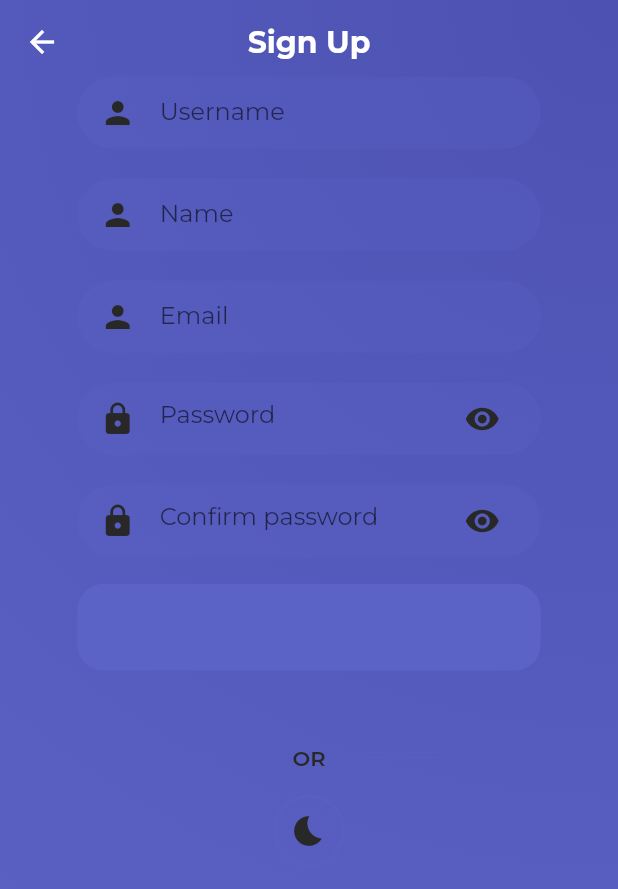
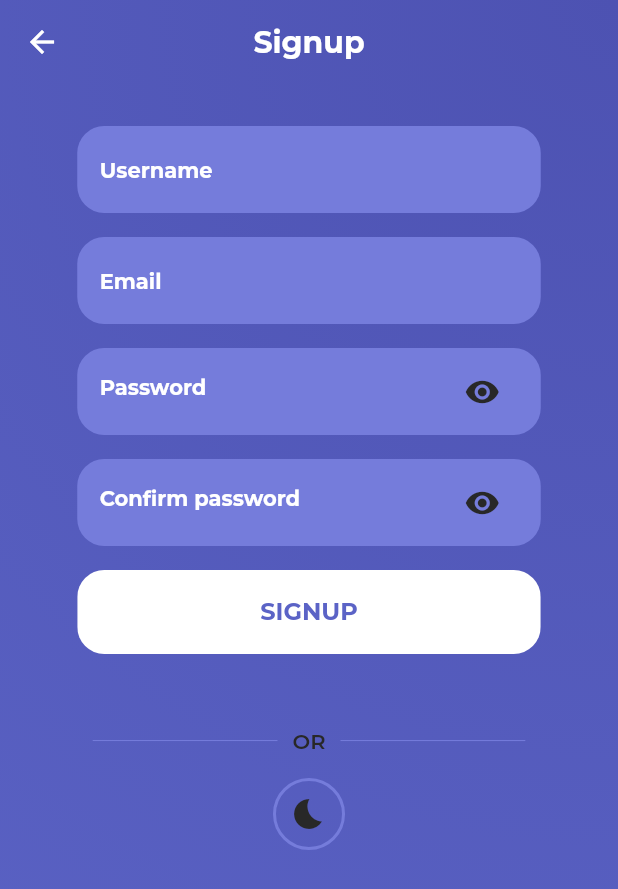
Before and after one commit to hipstertwix/skinstonks-mobile, a Flutter app: the SignupScreen screen opened directly, on a phone screen of 412 x 824 dp. Shown: the top 889 px of the screen. Run offline on Flutter 3.47's test engine with Material 2 defaults, Android fonts, the phone set to English and light mode, and no system bars; our stand-ins replace flutter_svg, google_fonts.

Commit message:
update to latest styling

```diff
--- a/lib/Screens/Login/components/body.dart
+++ b/lib/Screens/Login/components/body.dart
@@ -16,7 +16,7 @@ class Body extends StatelessWidget {
       child: SingleChildScrollView(
         child: Column(
           children: <Widget>[
-            SizedBox(height: statusBarHeight),
+            SizedBox(height: statusBarHeight + 20),
             LoginForm(),
             SizedBox(height: 10),
           ],
--- a/lib/Screens/Login/components/login_form.dart
+++ b/lib/Screens/Login/components/login_form.dart
@@ -24,7 +24,6 @@ class _LoginFormState extends State<LoginForm> {
         children: [
           RoundedInput(
             hintText: "Email",
-            icon: Icons.person,
             onchange: (value) {},
             controller: _email,
           ),
@@ -35,8 +34,8 @@ class _LoginFormState extends State<LoginForm> {
           ),
           RoundedButton(
             text: "LOGIN",
-            color: kPrimaryColor,
-            textColor: Colors.white,
+            color: Colors.white,
+            textColor: kPrimaryColor,
             press: () {},
           ),
         ],
--- a/lib/Screens/Login/login_screen.dart
+++ b/lib/Screens/Login/login_screen.dart
@@ -1,4 +1,5 @@
 import 'package:flutter/material.dart';
+import 'package:skinsstonks_mobile/common.dart';
 
 import 'components/body.dart';
 
@@ -7,15 +8,7 @@ class LoginScreen extends StatelessWidget {
   Widget build(BuildContext context) {
     return Scaffold(
       extendBodyBehindAppBar: true,
-      appBar: AppBar(
-        backgroundColor: Colors.transparent,
-        elevation: 0,
-        title: Text(
-          "Sign In",
-          style: TextStyle(fontWeight: FontWeight.bold),
-        ),
-        centerTitle: true,
-      ),
+      appBar: getSkinStonksAppBar("Login"),
       body: Body(),
     );
   }
--- a/lib/Screens/Signup/components/body.dart
+++ b/lib/Screens/Signup/components/body.dart
@@ -3,7 +3,6 @@ import 'package:flutter/rendering.dart';
 import 'package:skinsstonks_mobile/Screens/Login/login_screen.dart';
 import 'package:skinsstonks_mobile/Screens/Signup/components/register_form.dart';
 import 'package:skinsstonks_mobile/components/background.dart';
-import 'package:skinsstonks_mobile/components/have_account_check.dart';
 import 'package:skinsstonks_mobile/components/or_divider.dart';
 import 'package:skinsstonks_mobile/components/social_icon.dart';
 
@@ -15,13 +14,14 @@ class Body extends StatelessWidget {
   @override
   Widget build(BuildContext context) {
     Size size = MediaQuery.of(context).size;
+    double statusBarHeight = MediaQuery.of(context).padding.top;
     return Background(
       alignment: Alignment.topCenter,
       child: SingleChildScrollView(
         child: Column(
           mainAxisAlignment: MainAxisAlignment.center,
           children: <Widget>[
-            SizedBox(height: size.height * 0.05),
+            SizedBox(height: statusBarHeight + 20),
             RegisterForm(),
             SizedBox(height: size.height * 0.03),
             OrDivider(),
--- a/lib/Screens/Signup/components/register_form.dart
+++ b/lib/Screens/Signup/components/register_form.dart
@@ -12,7 +12,6 @@ class RegisterForm extends StatefulWidget {
 class _RegisterFormState extends State<RegisterForm> {
   final _formKey = GlobalKey<FormState>();
   TextEditingController _username = TextEditingController();
-  TextEditingController _name = TextEditingController();
   TextEditingController _email = TextEditingController();
   TextEditingController _password = TextEditingController();
   TextEditingController _confirmPassword = TextEditingController();
@@ -41,11 +40,6 @@ class _RegisterFormState extends State<RegisterForm> {
               onchange: (value) {},
               controller: _username),
           RoundedInput(
-            hintText: "Name",
-            onchange: (value) {},
-            controller: _name,
-          ),
-          RoundedInput(
             hintText: "Email",
             onchange: (value) {},
             controller: _email,
@@ -60,7 +54,12 @@ class _RegisterFormState extends State<RegisterForm> {
             onChanged: (value) {},
             controller: _confirmPassword,
           ),
-          RoundedButton(text: "SIGNUP", press: () {}, color: kPrimaryColor)
+          RoundedButton(
+            text: "SIGNUP",
+            press: () {},
+            color: Colors.white,
+            textColor: kPrimaryColor,
+          )
         ]));
   }
 }
--- a/lib/Screens/Signup/signup_screen.dart
+++ b/lib/Screens/Signup/signup_screen.dart
@@ -1,4 +1,5 @@
 import 'package:flutter/material.dart';
+import 'package:skinsstonks_mobile/common.dart';
 
 import 'components/body.dart';
 
@@ -7,15 +8,7 @@ class SignupScreen extends StatelessWidget {
   Widget build(BuildContext context) {
     return Scaffold(
       extendBodyBehindAppBar: true,
-      appBar: AppBar(
-        backgroundColor: Colors.transparent,
-        elevation: 0,
-        title: Text(
-          "Sign Up",
-          style: TextStyle(fontWeight: FontWeight.bold),
-        ),
-        centerTitle: true,
-      ),
+      appBar: getSkinStonksAppBar("Signup"),
       body: Body(),
     );
   }
--- /dev/null
+++ b/lib/common.dart
@@ -0,0 +1,13 @@
+import 'package:flutter/material.dart';
+
+AppBar getSkinStonksAppBar(String titleText) {
+  return AppBar(
+    backgroundColor: Colors.transparent,
+    elevation: 0,
+    title: Text(
+      titleText,
+      style: TextStyle(fontWeight: FontWeight.bold),
+    ),
+    centerTitle: true,
+  );
+}
--- a/lib/components/password_input.dart
+++ b/lib/components/password_input.dart
@@ -16,20 +16,29 @@ class PasswordField extends StatelessWidget {
 
   @override
   Widget build(BuildContext context) {
+    TextStyle textStyle = TextStyle(
+      fontSize: 14,
+      fontWeight: FontWeight.bold,
+      color: Colors.white,
+    );
+
     return TextFieldContainer(
-        child: TextFormField(
-      controller: controller,
-      onChanged: onChanged,
-      obscureText: true,
-      decoration: InputDecoration(
+      child: TextFormField(
+        controller: controller,
+        onChanged: onChanged,
+        obscureText: true,
+        style: textStyle,
+        decoration: InputDecoration(
           border: InputBorder.none,
           focusedBorder: InputBorder.none,
           enabledBorder: InputBorder.none,
           errorBorder: InputBorder.none,
           disabledBorder: InputBorder.none,
           hintText: hintText,
-          icon: Icon(Icons.lock, color: kPrimaryHeadingColor),
-          suffixIcon: Icon(Icons.visibility, color: kPrimaryHeadingColor)),
-    ));
+          hintStyle: textStyle,
+          suffixIcon: Icon(Icons.visibility, color: kPrimaryHeadingColor),
+        ),
+      ),
+    );
   }
 }
--- a/lib/components/rounded_button.dart
+++ b/lib/components/rounded_button.dart
@@ -33,7 +33,7 @@ class RoundedButton extends StatelessWidget {
           child: Text(
             text,
             style: TextStyle(
-                color: textColor, fontSize: 18, fontWeight: FontWeight.bold),
+                color: textColor, fontSize: 16, fontWeight: FontWeight.bold),
           ),
         ),
       ),
--- a/lib/components/rounded_input.dart
+++ b/lib/components/rounded_input.dart
@@ -4,31 +4,36 @@ import 'package:skinsstonks_mobile/constants.dart';
 
 class RoundedInput extends StatelessWidget {
   final String hintText;
-  final IconData icon;
   final ValueChanged<String> onchange;
   final TextEditingController controller;
 
   const RoundedInput(
       {Key? key,
       required this.hintText,
-      this.icon = Icons.person,
       required this.onchange,
       required this.controller})
       : super(key: key);
 
   @override
   Widget build(BuildContext context) {
+    TextStyle textStyle = TextStyle(
+      fontSize: 14,
+      fontWeight: FontWeight.bold,
+      color: Colors.white,
+    );
+
     return TextFieldContainer(
       child: TextFormField(
         controller: controller,
+        style: textStyle,
         decoration: InputDecoration(
           border: InputBorder.none,
           focusedBorder: InputBorder.none,
           enabledBorder: InputBorder.none,
           errorBorder: InputBorder.none,
           disabledBorder: InputBorder.none,
-          icon: Icon(icon, color: kPrimaryHeadingColor),
           hintText: hintText,
+          hintStyle: textStyle,
         ),
       ),
     );
--- a/lib/components/text_field_container.dart
+++ b/lib/components/text_field_container.dart
@@ -10,11 +10,11 @@ class TextFieldContainer extends StatelessWidget {
   Widget build(BuildContext context) {
     Size size = MediaQuery.of(context).size;
     return Container(
-      margin: EdgeInsets.symmetric(vertical: 10),
+      margin: EdgeInsets.symmetric(vertical: 8),
       width: size.width * 0.75,
       decoration: BoxDecoration(
-          color: kPrimaryLightColor, borderRadius: BorderRadius.circular(30)),
-      padding: EdgeInsets.symmetric(horizontal: 15),
+          color: kPrimaryLightColor, borderRadius: BorderRadius.circular(18)),
+      padding: EdgeInsets.symmetric(horizontal: 15, vertical: 5),
       child: child,
     );
   }
--- a/lib/constants.dart
+++ b/lib/constants.dart
@@ -1,7 +1,7 @@
 import 'package:flutter/material.dart';
 
 const kPrimaryColor = Color(0xFF5B63C6);
-const kPrimaryLightColor = Color(0x445B63C6);
+const kPrimaryLightColor = Color(0xFF757CDB);
 const kPrimaryHeadingColor = Color(0xFF282828);
 
 const kBackgroundBottomColor = Color(0xFF6772D6);
```
